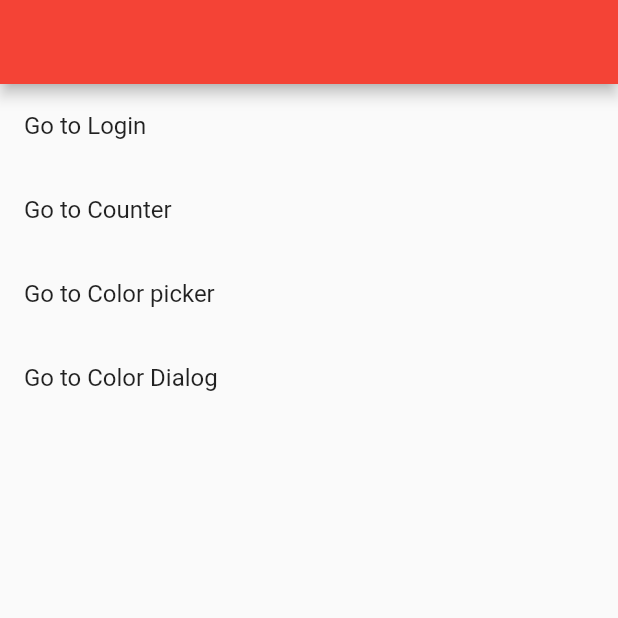
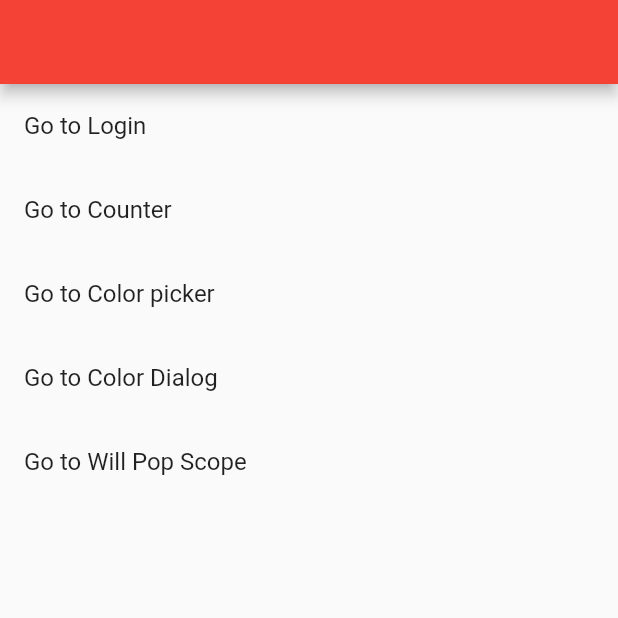
Before and after one commit to AlanCasasArevalo/Navigation-Flutter, a Flutter app: the screen it shows after launch, on a phone screen of 412 x 824 dp, the top half of it. Run offline on Flutter 3.47's test engine with Material 2 defaults, Android fonts, the phone set to English and light mode, and no system bars; our stand-ins replace device_preview.

Commit message:
Se agrega una nueva pagina para mostrar otro componente que evita el retroceso con el boton atras de android

```diff
--- a/lib/app_routes.dart
+++ b/lib/app_routes.dart
@@ -4,6 +4,7 @@ import 'package:navigation/pages/dialog_page.dart';
 import 'package:navigation/pages/login_page.dart';
 import 'package:navigation/pages/menu_page.dart';
 import 'package:navigation/pages/splash_page.dart';
+import 'package:navigation/pages/will_pop_scope_page.dart';
 import 'pages/counter_page.dart';
 import 'routes.dart';
 
@@ -22,5 +23,6 @@ Map<String, Widget Function(BuildContext)> get appRoutes {
     },
     Routes.color_picker: (context) => ColorPicker(),
     Routes.dialog: (context) => DialogPage(),
+    Routes.will_pop_scope: (context) => WillPopScopePage(),
   };
 }
--- a/lib/pages/menu_page.dart
+++ b/lib/pages/menu_page.dart
@@ -25,6 +25,7 @@ class _MenuPageState extends State<MenuPage> {
     PageData(name: Routes.counter, label: "Go to Counter"),
     PageData(name: Routes.color_picker, label: "Go to Color picker"),
     PageData(name: Routes.dialog, label: "Go to Color Dialog"),
+    PageData(name: Routes.will_pop_scope, label: "Go to Will Pop Scope"),
   ];
 
   @override
--- a/lib/routes.dart
+++ b/lib/routes.dart
@@ -7,4 +7,5 @@ class Routes {
   static const login = '/login';
   static const color_picker = '/color_picker';
   static const dialog = '/dialog';
+  static const will_pop_scope = '/will_pop_scope';
 }
```
Also changed, not shown: lib/pages/will_pop_scope_page.dart (added, +13 -0 lines).
